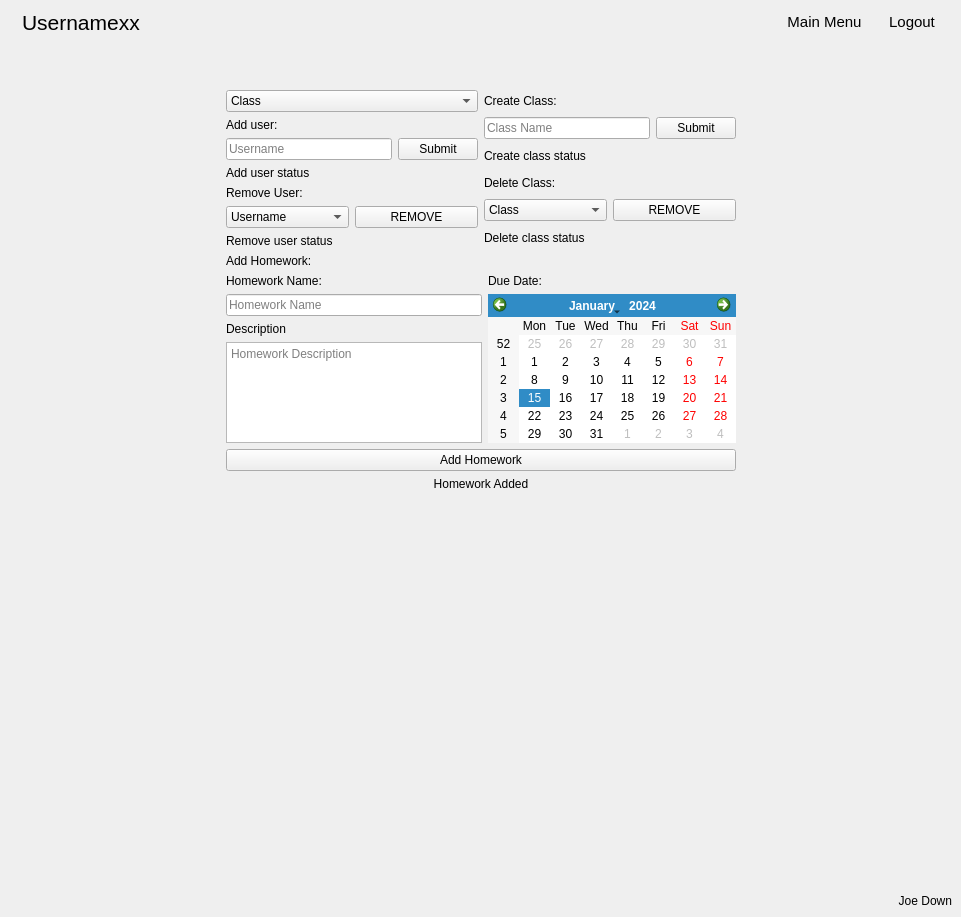
This is window.ui in AnthropomorphicMonkey/Coursework as Qt 5 draws it before an edit. The edited form follows.
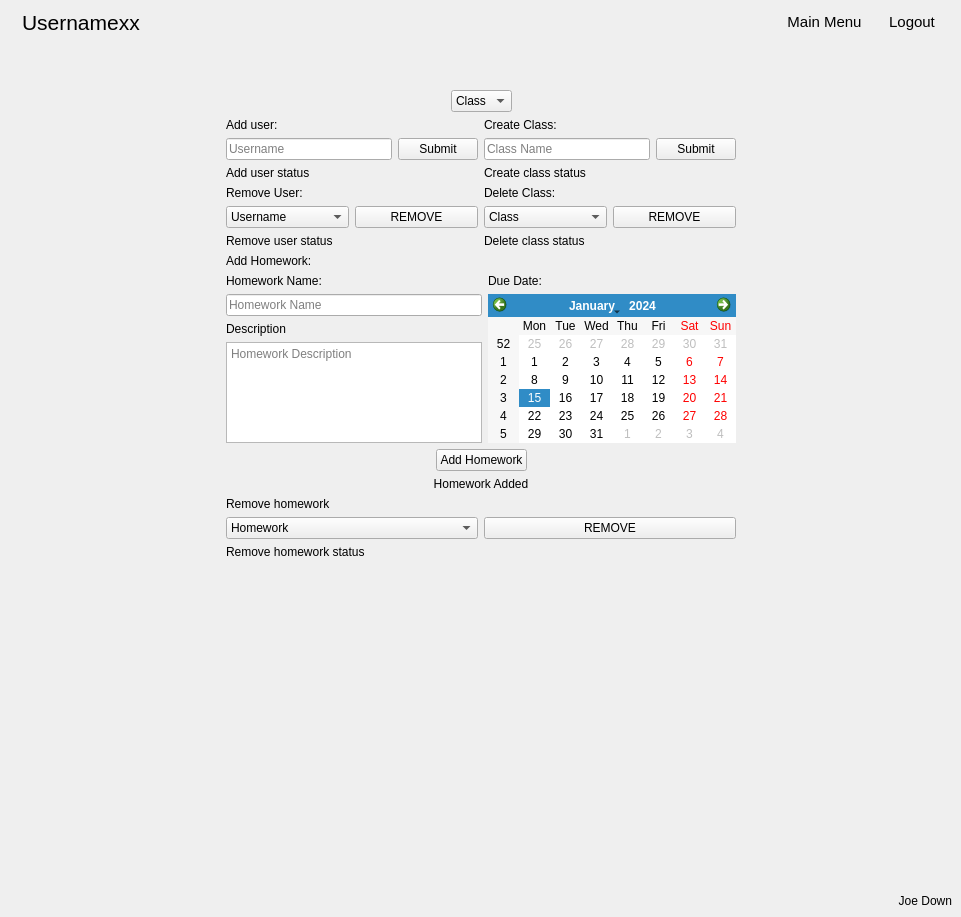
This is the edited form. The open tabs and pages were chosen to show the change. Icons and pictures are not drawn.

Commit message: Remove homework

Patch:
```diff
--- a/window.ui
+++ b/window.ui
@@ -2106,22 +2106,51 @@
            <layout class="QVBoxLayout" name="verticalLayout_67">
             <item>
              <layout class="QVBoxLayout" name="verticalLayout_68">
+              <item>
+               <layout class="QHBoxLayout" name="horizontalLayout_31">
+                <item>
+                 <spacer name="horizontalSpacer_37">
+                  <property name="orientation">
+                   <enum>Qt::Horizontal</enum>
+                  </property>
+                  <property name="sizeHint" stdset="0">
+                   <size>
+                    <width>40</width>
+                    <height>20</height>
+                   </size>
+                  </property>
+                 </spacer>
+                </item>
+                <item>
+                 <widget class="QComboBox" name="admin_class_user_combo_box">
+                  <item>
+                   <property name="text">
+                    <string>Class</string>
+                   </property>
+                  </item>
+                 </widget>
+                </item>
+                <item>
+                 <spacer name="horizontalSpacer_38">
+                  <property name="orientation">
+                   <enum>Qt::Horizontal</enum>
+                  </property>
+                  <property name="sizeHint" stdset="0">
+                   <size>
+                    <width>40</width>
+                    <height>20</height>
+                   </size>
+                  </property>
+                 </spacer>
+                </item>
+               </layout>
+              </item>
               <item>
                <layout class="QHBoxLayout" name="horizontalLayout_14">
                 <item>
                  <layout class="QVBoxLayout" name="verticalLayout_24">
                   <item>
-                   <layout class="QVBoxLayout" name="verticalLayout_26">
-                    <item>
-                     <widget class="QComboBox" name="admin_class_user_combo_box">
-                      <item>
-                       <property name="text">
-                        <string>Class</string>
-                       </property>
-                      </item>
-                     </widget>
-                    </item>
-                   </layout>
+                   <layout class="QVBoxLayout" name="verticalLayout_26"/>
                   </item>
                   <item>
                    <widget class="QLabel" name="label_14">
@@ -2342,11 +2371,41 @@
              </layout>
             </item>
             <item>
-             <widget class="QPushButton" name="admin_add_homework_button">
-              <property name="text">
-               <string>Add Homework</string>
-              </property>
-             </widget>
+             <layout class="QHBoxLayout" name="horizontalLayout_30">
+              <item>
+               <spacer name="horizontalSpacer_34">
+                <property name="orientation">
+                 <enum>Qt::Horizontal</enum>
+                </property>
+                <property name="sizeHint" stdset="0">
+                 <size>
+                  <width>40</width>
+                  <height>20</height>
+                 </size>
+                </property>
+               </spacer>
+              </item>
+              <item>
+               <widget class="QPushButton" name="admin_add_homework_button">
+                <property name="text">
+                 <string>Add Homework</string>
+                </property>
+               </widget>
+              </item>
+              <item>
+               <spacer name="horizontalSpacer_35">
+                <property name="orientation">
+                 <enum>Qt::Horizontal</enum>
+                </property>
+                <property name="sizeHint" stdset="0">
+                 <size>
+                  <width>40</width>
+                  <height>20</height>
+                 </size>
+                </property>
+               </spacer>
+              </item>
+             </layout>
             </item>
             <item>
              <widget class="QLabel" name="admin_add_homework_status_output">
@@ -2358,6 +2417,44 @@
               </property>
              </widget>
             </item>
+            <item>
+             <layout class="QVBoxLayout" name="verticalLayout_46">
+              <item>
+               <widget class="QLabel" name="label_22">
+                <property name="text">
+                 <string>Remove homework</string>
+                </property>
+               </widget>
+              </item>
+              <item>
+               <layout class="QHBoxLayout" name="horizontalLayout_32">
+                <item>
+                 <widget class="QComboBox" name="admin_remove_homework_combo_box">
+                  <item>
+                   <property name="text">
+                    <string>Homework</string>
+                   </property>
+                  </item>
+                 </widget>
+                </item>
+                <item>
+                 <widget class="QPushButton" name="admin_remove_homework_button">
+                  <property name="text">
+                   <string>REMOVE</string>
+                  </property>
+                 </widget>
+                </item>
+               </layout>
+              </item>
+              <item>
+               <widget class="QLabel" name="admin_remove_homework_status_label">
+                <property name="text">
+                 <string>Remove homework status</string>
+                </property>
+               </widget>
+              </item>
+             </layout>
+            </item>
            </layout>
           </item>
           <item>
```
Left out of the diff: 2 changed lines with no effect on the pictures. The commit also changes 3 other files.
